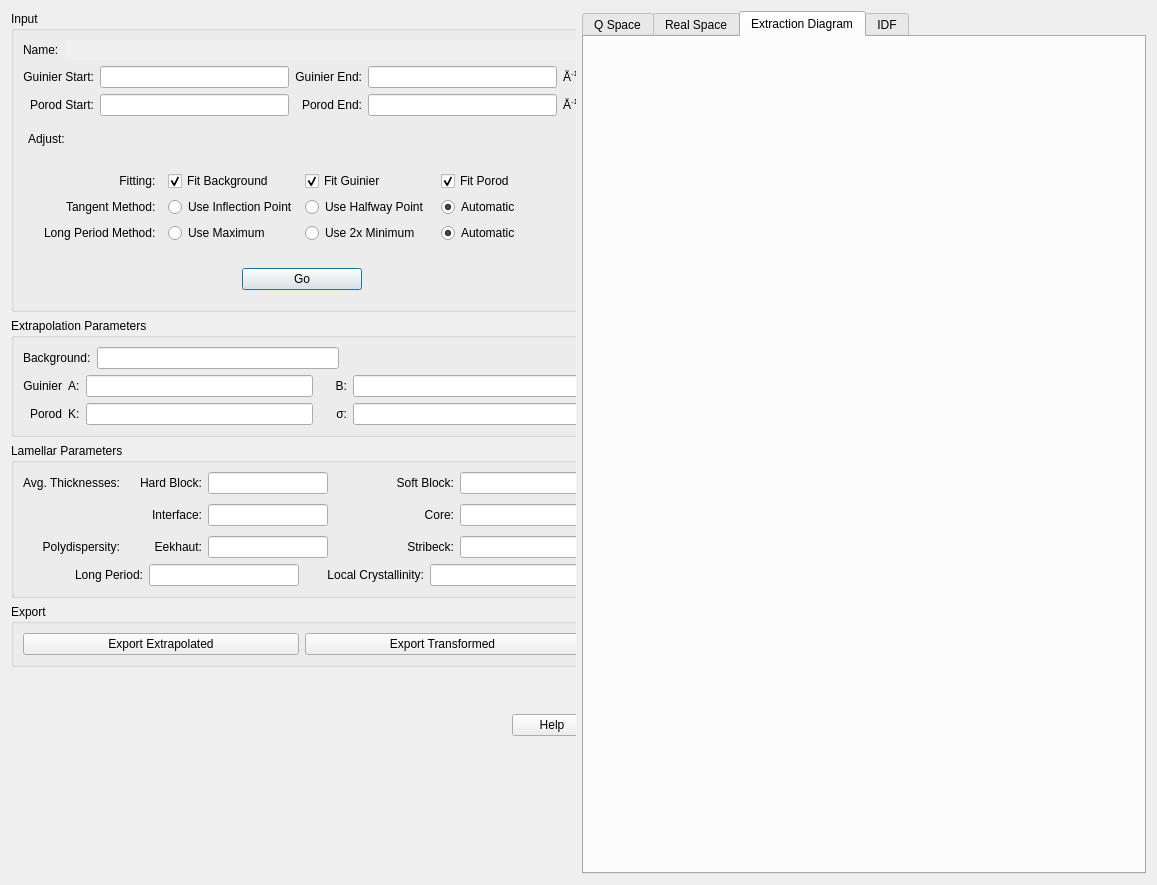
Qt form src/sas/qtgui/Perspectives/Corfunc/UI/CorfuncPanel.ui (SasView/sasview) before a commit.
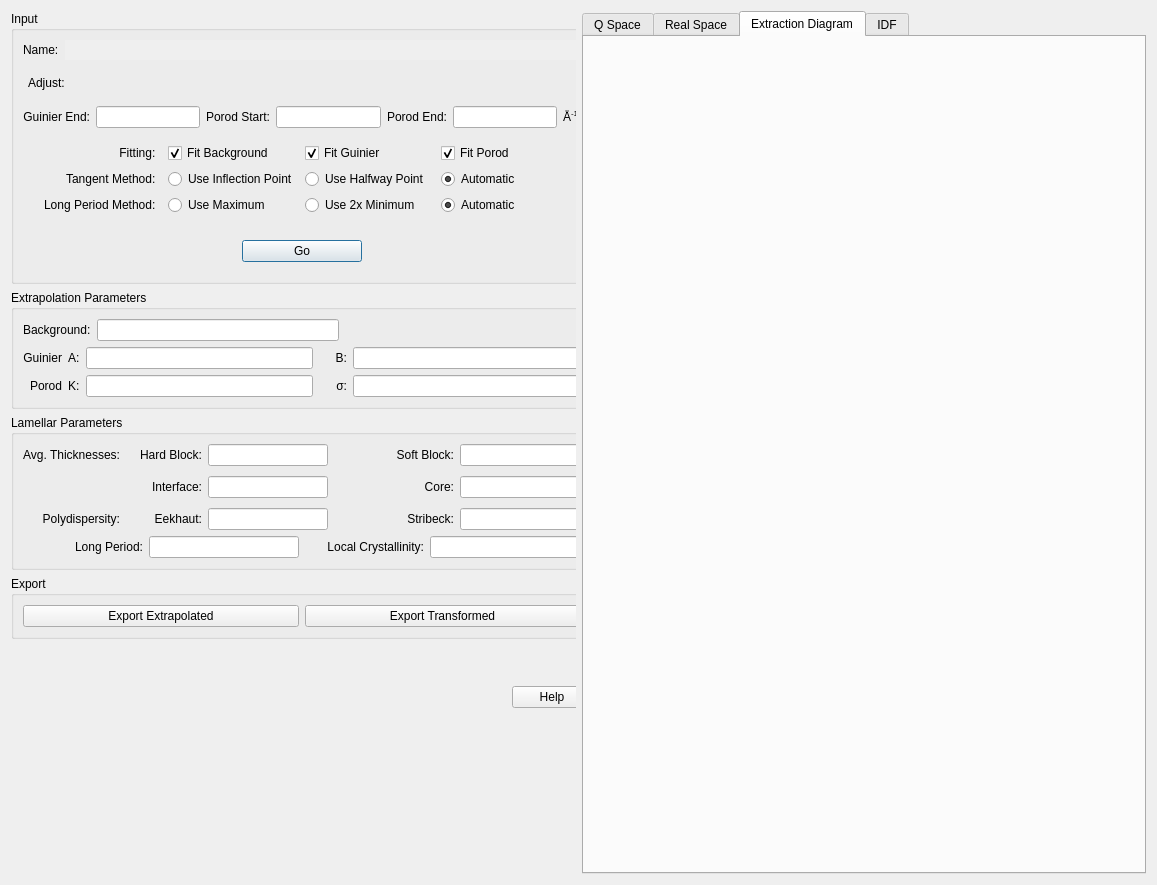
The same form after that commit.

```diff
--- a/src/sas/qtgui/Perspectives/Corfunc/UI/CorfuncPanel.ui
+++ b/src/sas/qtgui/Perspectives/Corfunc/UI/CorfuncPanel.ui
@@ -106,173 +106,7 @@
                <string>Input</string>
               </property>
               <layout class="QGridLayout" name="gridLayout_6">
-               <item row="0" column="0">
-                <layout class="QHBoxLayout" name="horizontalLayout_4">
-                 <item>
-                  <widget class="QLabel" name="lblName">
-                   <property name="text">
-                    <string>Name:</string>
-                   </property>
-                  </widget>
-                 </item>
-                 <item>
-                  <widget class="QLineEdit" name="txtFilename">
-                   <property name="enabled">
-                    <bool>false</bool>
-                   </property>
-                   <property name="sizePolicy">
-                    <sizepolicy hsizetype="MinimumExpanding" vsizetype="Fixed">
-                     <horstretch>0</horstretch>
-                     <verstretch>0</verstretch>
-                    </sizepolicy>
-                   </property>
-                   <property name="frame">
-                    <bool>false</bool>
-                   </property>
-                   <property name="readOnly">
-                    <bool>false</bool>
-                   </property>
-                  </widget>
-                 </item>
-                </layout>
-               </item>
-               <item row="1" column="0">
-                <layout class="QGridLayout" name="gridLayout">
-                 <property name="bottomMargin">
-                  <number>0</number>
-                 </property>
-                 <item row="0" column="0">
-                  <widget class="QLabel" name="lblTotalQMin">
-                   <property name="text">
-                    <string>Guinier Start:</string>
-                   </property>
-                   <property name="alignment">
-                    <set>Qt::AlignRight|Qt::AlignTrailing|Qt::AlignVCenter</set>
-                   </property>
-                  </widget>
-                 </item>
-                 <item row="0" column="1">
-                  <widget class="QLineEdit" name="txtLowerQMin">
-                   <property name="enabled">
-                    <bool>true</bool>
-                   </property>
-                   <property name="sizePolicy">
-                    <sizepolicy hsizetype="MinimumExpanding" vsizetype="Fixed">
-                     <horstretch>0</horstretch>
-                     <verstretch>0</verstretch>
-                    </sizepolicy>
-                   </property>
-                  </widget>
-                 </item>
-                 <item row="0" column="4">
-                  <widget class="QLabel" name="lblTotalQUnits">
-                   <property name="text">
-                    <string>&lt;html&gt;&lt;head/&gt;&lt;body&gt;&lt;p&gt;Å&lt;span style=&quot; vertical-align:super;&quot;&gt;-1&lt;/span&gt;&lt;/p&gt;&lt;/body&gt;&lt;/html&gt;</string>
-                   </property>
-                  </widget>
-                 </item>
-                 <item row="0" column="2">
-                  <widget class="QLabel" name="lblTotalQMax">
-                   <property name="text">
-                    <string>Guinier End:</string>
-                   </property>
-                   <property name="alignment">
-                    <set>Qt::AlignRight|Qt::AlignTrailing|Qt::AlignVCenter</set>
-                   </property>
-                  </widget>
-                 </item>
-                 <item row="0" column="3">
-                  <widget class="QLineEdit" name="txtLowerQMax">
-                   <property name="enabled">
-                    <bool>true</bool>
-                   </property>
-                   <property name="sizePolicy">
-                    <sizepolicy hsizetype="MinimumExpanding" vsizetype="Fixed">
-                     <horstretch>0</horstretch>
-                     <verstretch>0</verstretch>
-                    </sizepolicy>
-                   </property>
-                  </widget>
-                 </item>
-                 <item row="1" column="0">
-                  <widget class="QLabel" name="lblTotalQMin_2">
-                   <property name="text">
-                    <string>Porod Start:</string>
-                   </property>
-                   <property name="alignment">
-                    <set>Qt::AlignRight|Qt::AlignTrailing|Qt::AlignVCenter</set>
-                   </property>
-                  </widget>
-                 </item>
-                 <item row="1" column="1">
-                  <widget class="QLineEdit" name="txtUpperQMin">
-                   <property name="enabled">
-                    <bool>true</bool>
-                   </property>
-                   <property name="sizePolicy">
-                    <sizepolicy hsizetype="MinimumExpanding" vsizetype="Fixed">
-                     <horstretch>0</horstretch>
-                     <verstretch>0</verstretch>
-                    </sizepolicy>
-                   </property>
-                  </widget>
-                 </item>
-                 <item row="1" column="2">
-                  <widget class="QLabel" name="lblTotalQMax_2">
-                   <property name="text">
-                    <string>Porod End:</string>
-                   </property>
-                   <property name="alignment">
-                    <set>Qt::AlignRight|Qt::AlignTrailing|Qt::AlignVCenter</set>
-                   </property>
-                  </widget>
-                 </item>
-                 <item row="1" column="3">
-                  <widget class="QLineEdit" name="txtUpperQMax">
-                   <property name="enabled">
-                    <bool>true</bool>
-                   </property>
-                   <property name="sizePolicy">
-                    <sizepolicy hsizetype="MinimumExpanding" vsizetype="Fixed">
-                     <horstretch>0</horstretch>
-                     <verstretch>0</verstretch>
-                    </sizepolicy>
-                   </property>
-                  </widget>
-                 </item>
-                 <item row="1" column="4">
-                  <widget class="QLabel" name="lblTotalQUnits_2">
-                   <property name="text">
-                    <string>&lt;html&gt;&lt;head/&gt;&lt;body&gt;&lt;p&gt;Å&lt;span style=&quot; vertical-align:super;&quot;&gt;-1&lt;/span&gt;&lt;/p&gt;&lt;/body&gt;&lt;/html&gt;</string>
-                   </property>
-                  </widget>
-                 </item>
-                </layout>
-               </item>
-               <item row="2" column="0">
-                <layout class="QHBoxLayout" name="sliderLayout">
-                 <property name="leftMargin">
-                  <number>5</number>
-                 </property>
-                 <property name="topMargin">
-                  <number>10</number>
-                 </property>
-                 <property name="rightMargin">
-                  <number>5</number>
-                 </property>
-                 <property name="bottomMargin">
-                  <number>10</number>
-                 </property>
-                 <item>
-                  <widget class="QLabel" name="label_3">
-                   <property name="text">
-                    <string>Adjust:</string>
-                   </property>
-                  </widget>
-                 </item>
-                </layout>
-               </item>
-               <item row="3" column="0">
+               <item row="4" column="0">
                 <widget class="QFrame" name="frame_5">
                  <layout class="QGridLayout" name="gridLayout_7">
                   <item row="1" column="0">
@@ -404,7 +238,120 @@
                  </layout>
                 </widget>
                </item>
-               <item row="4" column="0">
+               <item row="0" column="0">
+                <layout class="QHBoxLayout" name="horizontalLayout_4">
+                 <item>
+                  <widget class="QLabel" name="lblName">
+                   <property name="text">
+                    <string>Name:</string>
+                   </property>
+                  </widget>
+                 </item>
+                 <item>
+                  <widget class="QLineEdit" name="txtFilename">
+                   <property name="enabled">
+                    <bool>false</bool>
+                   </property>
+                   <property name="sizePolicy">
+                    <sizepolicy hsizetype="MinimumExpanding" vsizetype="Fixed">
+                     <horstretch>0</horstretch>
+                     <verstretch>0</verstretch>
+                    </sizepolicy>
+                   </property>
+                   <property name="frame">
+                    <bool>false</bool>
+                   </property>
+                   <property name="readOnly">
+                    <bool>false</bool>
+                   </property>
+                  </widget>
+                 </item>
+                </layout>
+               </item>
+               <item row="2" column="0">
+                <layout class="QGridLayout" name="gridLayout">
+                 <property name="bottomMargin">
+                  <number>0</number>
+                 </property>
+                 <item row="0" column="6">
+                  <widget class="QLabel" name="lblTotalQUnits_2">
+                   <property name="text">
+                    <string>&lt;html&gt;&lt;head/&gt;&lt;body&gt;&lt;p&gt;Å&lt;span style=&quot; vertical-align:super;&quot;&gt;-1&lt;/span&gt;&lt;/p&gt;&lt;/body&gt;&lt;/html&gt;</string>
+                   </property>
+                  </widget>
+                 </item>
+                 <item row="0" column="3">
+                  <widget class="QLineEdit" name="txtUpperQMin">
+                   <property name="enabled">
+                    <bool>true</bool>
+                   </property>
+                   <property name="sizePolicy">
+                    <sizepolicy hsizetype="MinimumExpanding" vsizetype="Fixed">
+                     <horstretch>0</horstretch>
+                     <verstretch>0</verstretch>
+                    </sizepolicy>
+                   </property>
+                  </widget>
+                 </item>
+                 <item row="0" column="2">
+                  <widget class="QLabel" name="lblTotalQMin_2">
+                   <property name="text">
+                    <string>Porod Start:</string>
+                   </property>
+                   <property name="alignment">
+                    <set>Qt::AlignRight|Qt::AlignTrailing|Qt::AlignVCenter</set>
+                   </property>
+                  </widget>
+                 </item>
+                 <item row="0" column="4">
+                  <widget class="QLabel" name="lblTotalQMax_2">
+                   <property name="text">
+                    <string>Porod End:</string>
+                   </property>
+                   <property name="alignment">
+                    <set>Qt::AlignRight|Qt::AlignTrailing|Qt::AlignVCenter</set>
+                   </property>
+                  </widget>
+                 </item>
+                 <item row="0" column="5">
+                  <widget class="QLineEdit" name="txtUpperQMax">
+                   <property name="enabled">
+                    <bool>true</bool>
+                   </property>
+                   <property name="sizePolicy">
+                    <sizepolicy hsizetype="MinimumExpanding" vsizetype="Fixed">
+                     <horstretch>0</horstretch>
+                     <verstretch>0</verstretch>
+                    </sizepolicy>
+                   </property>
+                  </widget>
+                 </item>
+                 <item row="0" column="0">
+                  <widget class="QLabel" name="lblTotalQMax">
+                   <property name="text">
+                    <string>Guinier End:</string>
+                   </property>
+                   <property name="alignment">
+                    <set>Qt::AlignRight|Qt::AlignTrailing|Qt::AlignVCenter</set>
+                   </property>
+                  </widget>
+                 </item>
+                 <item row="0" column="1">
+                  <widget class="QLineEdit" name="txtLowerQMax">
+                   <property name="enabled">
+                    <bool>true</bool>
+                   </property>
+                   <property name="sizePolicy">
+                    <sizepolicy hsizetype="MinimumExpanding" vsizetype="Fixed">
+                     <horstretch>0</horstretch>
+                     <verstretch>0</verstretch>
+                    </sizepolicy>
+                   </property>
+                  </widget>
+                 </item>
+                </layout>
+               </item>
+               <item row="5" column="0">
                 <layout class="QHBoxLayout" name="horizontalLayout_7">
                  <property name="topMargin">
                   <number>10</number>
@@ -462,6 +409,29 @@
                  </item>
                 </layout>
                </item>
+               <item row="1" column="0">
+                <layout class="QHBoxLayout" name="sliderLayout">
+                 <property name="leftMargin">
+                  <number>5</number>
+                 </property>
+                 <property name="topMargin">
+                  <number>10</number>
+                 </property>
+                 <property name="rightMargin">
+                  <number>5</number>
+                 </property>
+                 <property name="bottomMargin">
+                  <number>10</number>
+                 </property>
+                 <item>
+                  <widget class="QLabel" name="label_3">
+                   <property name="text">
+                    <string>Adjust:</string>
+                   </property>
+                  </widget>
+                 </item>
+                </layout>
+               </item>
               </layout>
              </widget>
             </item>
```
Left out of the diff: 2 changed lines with no effect on the pictures.
